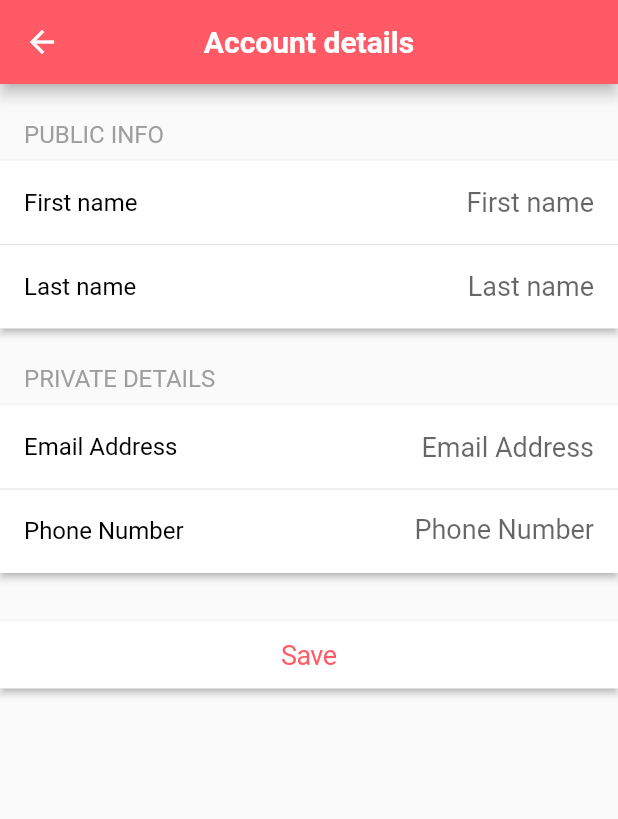
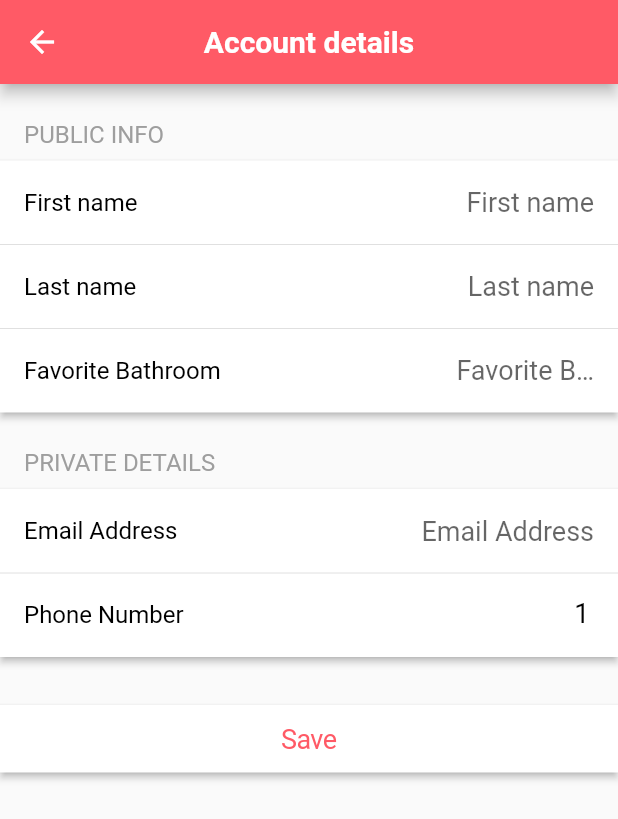
Before and after one commit to acrowfliedover/Flush, a Flutter app: the ProfileScreen screen opened directly with empty values, after a tap on "Account Details", on a phone screen of 412 x 824 dp. Shown: the top 819 px of the screen. Run offline on Flutter 3.47's test engine with Material 2 defaults, Android fonts, the phone set to English and light mode, and no system bars; our stand-ins replace bloc, cached_network_image, cloud_firestore, cloud_functions, easy_localization, firebase_auth and 22 more; missing offline and left inert: audio_session, flutter_facebook_auth, flutter_google_places_hoc081098, flutter_sound, google_maps_webservice and 3 more; accounts and stored records are empty.

Commit message:
Adding Favorite Bathroom
Adding favoriteBathroom in a lot of files. Took a bit to find all instances. Now able to see and change in Profile-Account Details

```diff
--- a/flutter-ulistings-app/flutter_universal_listings/lib/core/model/user.dart
+++ b/flutter-ulistings-app/flutter_universal_listings/lib/core/model/user.dart
@@ -51,6 +51,7 @@ class User with ChangeNotifier {
         settings = settings ?? UserSettings(),
         appIdentifier =
             appIdentifier ?? 'Instaflutter ${Platform.operatingSystem}';
+
 
 
   String fullName() {
--- a/flutter-ulistings-app/flutter_universal_listings/lib/listings/model/listings_user.dart
+++ b/flutter-ulistings-app/flutter_universal_listings/lib/listings/model/listings_user.dart
@@ -14,7 +14,7 @@ class ListingsUser extends User {
     userID = '',
     profilePictureURL = '',
     firstName = '',
-    phoneNumber = '',
+    phoneNumber = '1',
     lastName = '',
     active = false,
     lastOnlineTimestamp,
@@ -24,6 +24,8 @@ class ListingsUser extends User {
     favoriteBathroom='',
     this.isAdmin = false,
     this.likedListingsIDs = const [],
+
+
   }) : super(
           firstName: firstName,
           lastName: lastName,
@@ -32,14 +34,15 @@ class ListingsUser extends User {
           email: email,
           pushToken: pushToken,
           phoneNumber: phoneNumber,
+          //added
+          favoriteBathroom: favoriteBathroom,
           profilePictureURL: profilePictureURL,
           settings: settings ?? UserSettings(),
           lastOnlineTimestamp: lastOnlineTimestamp is int
               ? lastOnlineTimestamp
               : Timestamp.now().seconds,
           appIdentifier: '$appName ${Platform.operatingSystem}',
-          //added
-          favoriteBathroom: favoriteBathroom
+
         );
 
   factory ListingsUser.fromJson(Map<String, dynamic> parsedJson) {
@@ -56,6 +59,8 @@ class ListingsUser extends User {
           : UserSettings(),
       phoneNumber: parsedJson['phoneNumber'] ?? '',
       userID: parsedJson['id'] ?? parsedJson['userID'] ?? '',
+      //added favorite bathroom
+      favoriteBathroom: parsedJson['favoriteBathroom']??'',
       profilePictureURL: parsedJson['profilePictureURL'] ?? '',
       pushToken: parsedJson['pushToken'] ?? '',
       isAdmin: parsedJson['isAdmin'] ?? false,
@@ -80,7 +85,7 @@ class ListingsUser extends User {
       'pushToken': pushToken,
       'isAdmin': isAdmin,
       'likedListingsIDs': likedListingsIDs,
-      //added
+      //added favoriteBathroom
       'favoriteBathroom': favoriteBathroom
 
     };
--- a/flutter-ulistings-app/flutter_universal_listings/lib/listings/ui/auth/api/authentication_repository.dart
+++ b/flutter-ulistings-app/flutter_universal_listings/lib/listings/ui/auth/api/authentication_repository.dart
@@ -38,7 +38,10 @@ abstract class AuthenticationRepository {
       required String password,
       File? image,
       firstName = 'Anonymous',
-      lastName = 'User'});
+      lastName = 'User',
+      //added favoriteBathroom
+      favoriteBathroom = 'My Home'
+      });
 
   /// Logs the [user] of the system
   logout(ListingsUser user);
--- a/flutter-ulistings-app/flutter_universal_listings/lib/listings/ui/auth/api/customBackend/auth_custom_backend.dart
+++ b/flutter-ulistings-app/flutter_universal_listings/lib/listings/ui/auth/api/customBackend/auth_custom_backend.dart
@@ -74,7 +74,9 @@ class AuthCustomBackendUtils extends AuthenticationRepository {
       required String password,
       File? image,
       firstName = 'Anonymous',
-      lastName = 'User'}) {
+      lastName = 'User',
+      //added favoriteBathroom
+      favoriteBathroom='.home'}) {
     // TODO: implement signUpWithEmailAndPassword
     throw UnimplementedError();
   }
--- a/flutter-ulistings-app/flutter_universal_listings/lib/listings/ui/auth/api/firebase/auth_firebase.dart
+++ b/flutter-ulistings-app/flutter_universal_listings/lib/listings/ui/auth/api/firebase/auth_firebase.dart
@@ -220,7 +220,9 @@ class AuthFirebaseUtils extends AuthenticationRepository {
       required String password,
       File? image,
       firstName = 'Anonymous',
-      lastName = 'User'}) async {
+      lastName = 'User',
+      favoriteBathroom='firehome'
+      }) async {
     try {
       auth.UserCredential result = await auth.FirebaseAuth.instance
           .createUserWithEmailAndPassword(
@@ -239,6 +241,8 @@ class AuthFirebaseUtils extends AuthenticationRepository {
           firstName: firstName,
           userID: result.user?.uid ?? '',
           lastName: lastName,
+          //added favoriteBathroom
+          favoriteBathroom:favoriteBathroom,
           pushToken: await firebaseMessaging.getToken() ?? '',
           profilePictureURL: profilePicUrl);
       String? errorMessage = await _createNewUser(user);
--- a/flutter-ulistings-app/flutter_universal_listings/lib/listings/ui/auth/api/local/auth_local_data.dart
+++ b/flutter-ulistings-app/flutter_universal_listings/lib/listings/ui/auth/api/local/auth_local_data.dart
@@ -73,7 +73,11 @@ class AuthLocalData extends AuthenticationRepository {
       required String password,
       File? image,
       firstName = 'Anonymous',
-      lastName = 'User'}) {
+      lastName = 'User',
+      //added favoriteBathroom
+      favoriteBathroom='localHome'}
+      ) {
+
     // TODO: implement signUpWithEmailAndPassword
     throw UnimplementedError();
   }
--- a/flutter-ulistings-app/flutter_universal_listings/lib/listings/ui/auth/authentication_event.dart
+++ b/flutter-ulistings-app/flutter_universal_listings/lib/listings/ui/auth/authentication_event.dart
@@ -34,13 +34,17 @@ class SignupWithEmailAndPasswordEvent extends AuthenticationEvent {
   File? image;
   String? firstName;
   String? lastName;
-
+  //added favoriteBathroom
+  String? favoriteBathroom;
   SignupWithEmailAndPasswordEvent(
       {required this.emailAddress,
       required this.password,
       this.image,
       this.firstName = 'Anonymous',
-      this.lastName = 'User'});
+      this.lastName = 'User',
+      //added favoriteBathroom
+      this.favoriteBathroom='.home'
+      });
 }
 
 class LogoutEvent extends AuthenticationEvent {
--- a/flutter-ulistings-app/flutter_universal_listings/lib/listings/ui/auth/signUp/sign_up_screen.dart
+++ b/flutter-ulistings-app/flutter_universal_listings/lib/listings/ui/auth/signUp/sign_up_screen.dart
@@ -26,6 +26,7 @@ class _SignUpState extends State<SignUpScreen> {
   File? _image;
   final TextEditingController _passwordController = TextEditingController();
   final GlobalKey<FormState> _key = GlobalKey();
+  //added favoriteBathroom
   String? firstName, lastName, email, password, confirmPassword, favoriteBathroom;
   AutovalidateMode _validate = AutovalidateMode.disabled;
   bool acceptEULA = true;
@@ -76,7 +77,10 @@ class _SignUpState extends State<SignUpScreen> {
                             password: password!,
                             image: _image,
                             lastName: lastName,
-                            firstName: firstName));
+                            firstName: firstName,
+                            //added favoriteBathroom
+                            favoriteBathroom: favoriteBathroom
+                            ));
                   } else if (state is SignUpFailureState) {
                     showSnackBar(context, state.errorMessage);
                   }
--- a/flutter-ulistings-app/flutter_universal_listings/lib/listings/ui/profile/accountDetails/account_details_bloc.dart
+++ b/flutter-ulistings-app/flutter_universal_listings/lib/listings/ui/profile/accountDetails/account_details_bloc.dart
@@ -49,6 +49,8 @@ class AccountDetailsBloc
             lastName: event.lastName,
             emailAddress: event.emailAddress,
             phoneNumber: event.phoneNumber,
+            //added favoriteBathroom
+            favoriteBathroom: event.favoriteBathroom,
           ));
         }
       } else {
@@ -58,6 +60,8 @@ class AccountDetailsBloc
           lastName: event.lastName,
           emailAddress: event.emailAddress,
           phoneNumber: event.phoneNumber,
+          //added favoriteBathroom
+          favoriteBathroom: event.favoriteBathroom,
         ));
       }
     });
@@ -66,6 +70,8 @@ class AccountDetailsBloc
       currentUser.lastName = event.lastName;
       currentUser.email = event.emailAddress;
       currentUser.phoneNumber = event.phoneNumber;
+      //added favoriteBathroom
+      currentUser.favoriteBathroom = event.favoriteBathroom;
       await profileRepository.updateCurrentUser(currentUser);
       emit(UserDataUpdatedState(updatedUser: currentUser));
     });
--- a/flutter-ulistings-app/flutter_universal_listings/lib/listings/ui/profile/accountDetails/account_details_event.dart
+++ b/flutter-ulistings-app/flutter_universal_listings/lib/listings/ui/profile/accountDetails/account_details_event.dart
@@ -13,12 +13,17 @@ class TryToSubmitDataEvent extends AccountDetailsEvent {
   String lastName;
   String emailAddress;
   String phoneNumber;
+  //added favoriteBathroom
+  String favoriteBathroom;
 
   TryToSubmitDataEvent(
       {required this.firstName,
       required this.lastName,
       required this.emailAddress,
-      required this.phoneNumber});
+      required this.phoneNumber,
+      //added favoriteBathroom
+      required this.favoriteBathroom
+      });
 }
 
 class UpdateUserDataEvent extends AccountDetailsEvent {
@@ -26,10 +31,14 @@ class UpdateUserDataEvent extends AccountDetailsEvent {
   String lastName;
   String emailAddress;
   String phoneNumber;
-
+  //added favoriteBathroom
+  String favoriteBathroom;
   UpdateUserDataEvent(
       {required this.firstName,
       required this.lastName,
       required this.emailAddress,
-      required this.phoneNumber});
+      required this.phoneNumber,
+      //added favoriteBathroom
+      required this.favoriteBathroom
+      });
 }
--- a/flutter-ulistings-app/flutter_universal_listings/lib/listings/ui/profile/accountDetails/account_details_screen.dart
+++ b/flutter-ulistings-app/flutter_universal_listings/lib/listings/ui/profile/accountDetails/account_details_screen.dart
@@ -45,7 +45,8 @@ class _AccountDetailsScreenState extends State<AccountDetailsScreen> {
   late ListingsUser user;
   final GlobalKey<FormState> _key = GlobalKey();
   AutovalidateMode _validate = AutovalidateMode.disabled;
-  String? firstName, email, mobile, lastName;
+  //added favoriteBathroom
+  String? firstName, email, mobile, lastName, favoriteBathroom;
 
   @override
   void initState() {
@@ -55,6 +56,7 @@ class _AccountDetailsScreenState extends State<AccountDetailsScreen> {
 
   @override
   Widget build(BuildContext context) {
+
     return Scaffold(
       appBar: AppBar(
         backgroundColor: Color(colorPrimary),
@@ -79,6 +81,8 @@ class _AccountDetailsScreenState extends State<AccountDetailsScreen> {
                   lastName: lastName!,
                   emailAddress: email!,
                   phoneNumber: mobile!,
+                  //added favoriteBathroom
+                  favoriteBathroom:favoriteBathroom!,
                 ));
           } else if (state is ReauthRequiredState) {
             bool result = await showDialog(
@@ -111,6 +115,8 @@ class _AccountDetailsScreenState extends State<AccountDetailsScreen> {
                     lastName: lastName!,
                     emailAddress: email!,
                     phoneNumber: mobile!,
+                    //added favoriteBathroom
+                    favoriteBathroom:favoriteBathroom!,
                   ));
             }
           } else if (state is UpdatingDataState) {
@@ -222,7 +228,44 @@ class _AccountDetailsScreenState extends State<AccountDetailsScreen> {
                                               vertical: 5)),
                                 ),
                               ),
+                            ),
+                            //add section Favorite Bathroom
+                            ListTile(
+                              title: Text(
+                                'Favorite Bathroom',
+                                style: TextStyle(
+                                  color: isDarkMode(context)
+                                      ? Colors.white
+                                      : Colors.black,
+                                ),
+                              ).tr(),
+                              trailing: ConstrainedBox(
+                                constraints:
+                                    const BoxConstraints(maxWidth: 100),
+                                child: TextFormField(
+                                  onSaved: (String? val) {
+                                    favoriteBathroom = val;
+                                  },
+                                  initialValue: user.favoriteBathroom,
+                                  textAlign: TextAlign.end,
+                                  style: TextStyle(
+                                      fontSize: 18,
+                                      color: isDarkMode(context)
+                                          ? Colors.white
+                                          : Colors.black),
+                                  cursorColor: Color(colorAccent),
+                                  textCapitalization: TextCapitalization.words,
+                                  keyboardType: TextInputType.text,
+                                  decoration: InputDecoration(
+                                      border: InputBorder.none,
+                                      hintText: 'Favorite Bathroom'.tr(),
+                                      contentPadding:
+                                          const EdgeInsets.symmetric(
+                                              vertical: 5)),
+                                ),
+                              ),
                             )
+                            //added above
                           ]).toList())),
                   Padding(
                     padding: const EdgeInsets.only(
--- a/flutter-ulistings-app/flutter_universal_listings/lib/listings/ui/profile/profileScreen/profile_screen.dart
+++ b/flutter-ulistings-app/flutter_universal_listings/lib/listings/ui/profile/profileScreen/profile_screen.dart
@@ -41,6 +41,9 @@ class _ProfileScreenState extends State<ProfileScreen> {
 
   @override
   Widget build(BuildContext context) {
+    //testing
+    print(currentUser.firstName);
+    print(currentUser.favoriteBathroom);
     return Scaffold(
       appBar: Platform.isIOS
           ? AppBar(
@@ -424,7 +427,7 @@ class _ProfileScreenState extends State<ProfileScreen> {
               },
             ),
             CupertinoActionSheetAction(
-              child: const Text('Take a pictur').tr(),
+              child: const Text('Take a picture').tr(),
               onPressed: () {
                 Navigator.pop(actionSheetContext);
                 context.read<ProfileBloc>().add(CaptureImageByCameraEvent());
```
Also changed, not shown: flutter-ulistings-app/flutter_universal_listings/lib/listings/ui/auth/authentication_bloc.dart (+9 -2 lines).
